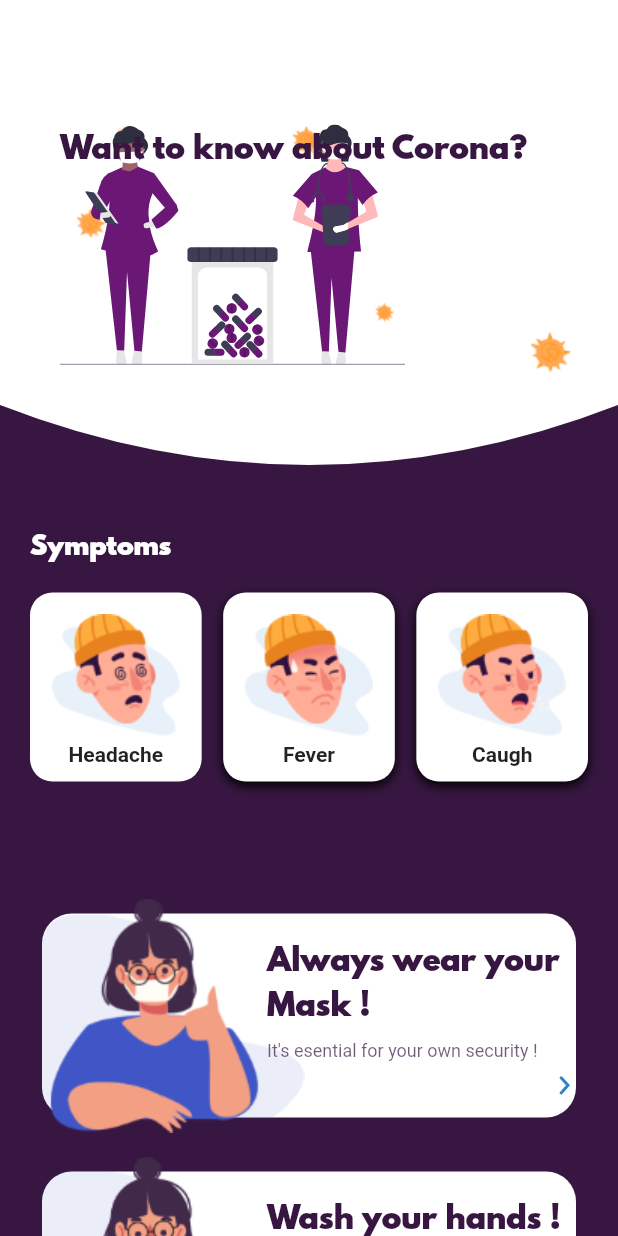
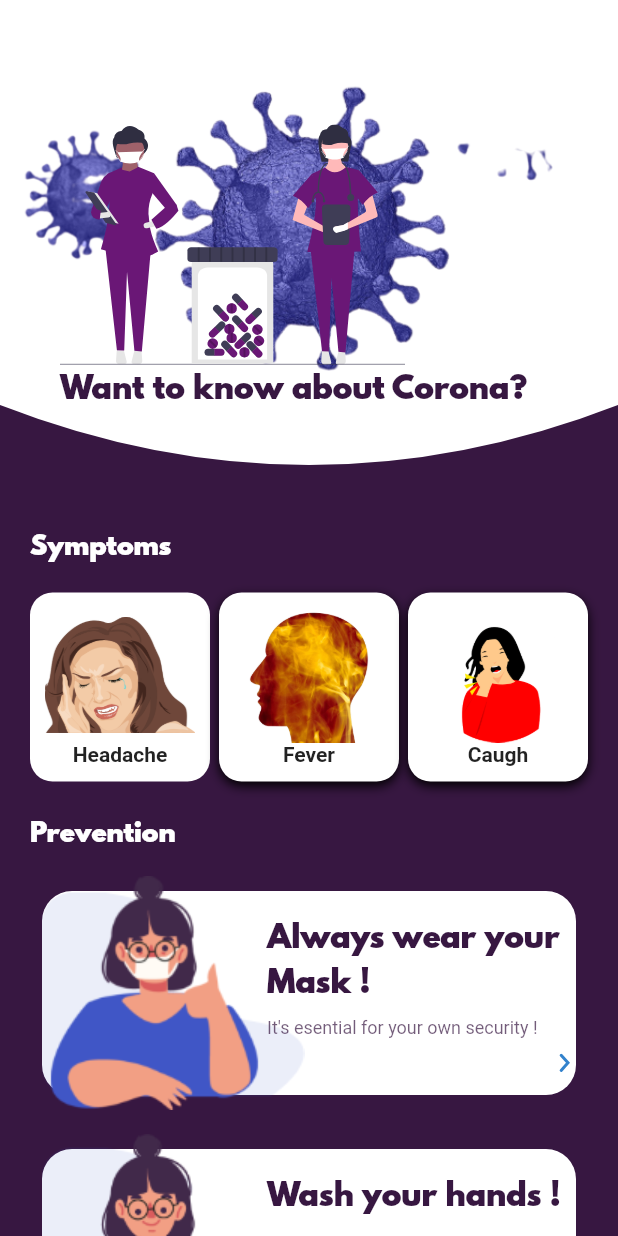
Before and after one commit to Softmatech/Covid-Notif, a Flutter app: the InfoScreen screen opened by its route, on a phone screen of 412 x 824 dp. Run offline on Flutter 3.47's test engine with Material 2 defaults, Android fonts, the phone set to English and light mode, and no system bars; our stand-ins replace flutter_svg.

Commit message:
change some pics and features

```diff
--- a/lib/screens/info_screen.dart
+++ b/lib/screens/info_screen.dart
@@ -44,9 +44,9 @@ class _InfoScreenState extends State<InfoScreen> {
                       SizedBox(height: 20,),
                       Text(
                         "Prevention",
-                        style: Theme.of(context).textTheme.headline4,
+                        style: Theme.of(context).textTheme.headline5,
                       ),
-                      SizedBox(height: 20,),
+                      SizedBox(height: 10,),
                       PreventionCard(image: "assets/images/wear_mask.png",
                         title: "Always wear your Mask !",
                         text: "It's esential for your own security !",
--- a/lib/screens/my_header.dart
+++ b/lib/screens/my_header.dart
@@ -30,6 +30,8 @@ class MyHeader extends StatelessWidget {
                 ]
             ),
             image: DecorationImage(
+              alignment: Alignment.topRight,
+              fit: BoxFit.scaleDown,
                 image: AssetImage("assets/images/virus.png")
             )
         ),
@@ -51,7 +53,7 @@ class MyHeader extends StatelessWidget {
                     alignment: Alignment.topCenter,
                   ),
                   Positioned(
-                    top: 0,
+                    top: 160,
                     left: 0,
                     child: Text(
                       "$text",
--- a/lib/screens/symptom_card.dart
+++ b/lib/screens/symptom_card.dart
@@ -33,7 +33,7 @@ class SymptomCard extends StatelessWidget {
       ),
       child: Column(
         children: <Widget>[
-          Image.asset(image, height: 90,),
+          Image.asset(image, height: 90,width: 100,),
           Text(
             title,
             style: TextStyle(
```
Also changed, not shown: assets/images/caugh.png, assets/images/fever.png, assets/images/headache.png, assets/images/virus.png.
